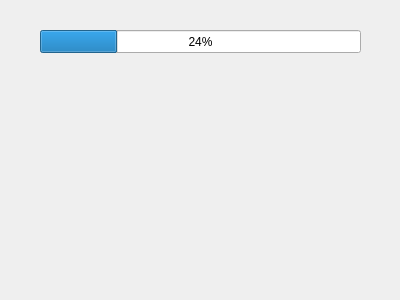
This is download.ui in xvideosman228/YoutubeVideoDownloader as Qt 5 draws it before an edit. The edited form follows.
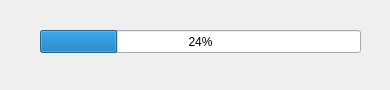
This is the edited form.

Diff of the .ui file:
```diff
--- a/download.ui
+++ b/download.ui
@@ -6,8 +6,8 @@
    <rect>
     <x>0</x>
     <y>0</y>
-    <width>400</width>
-    <height>300</height>
+    <width>390</width>
+    <height>90</height>
    </rect>
   </property>
   <property name="windowTitle">
```
